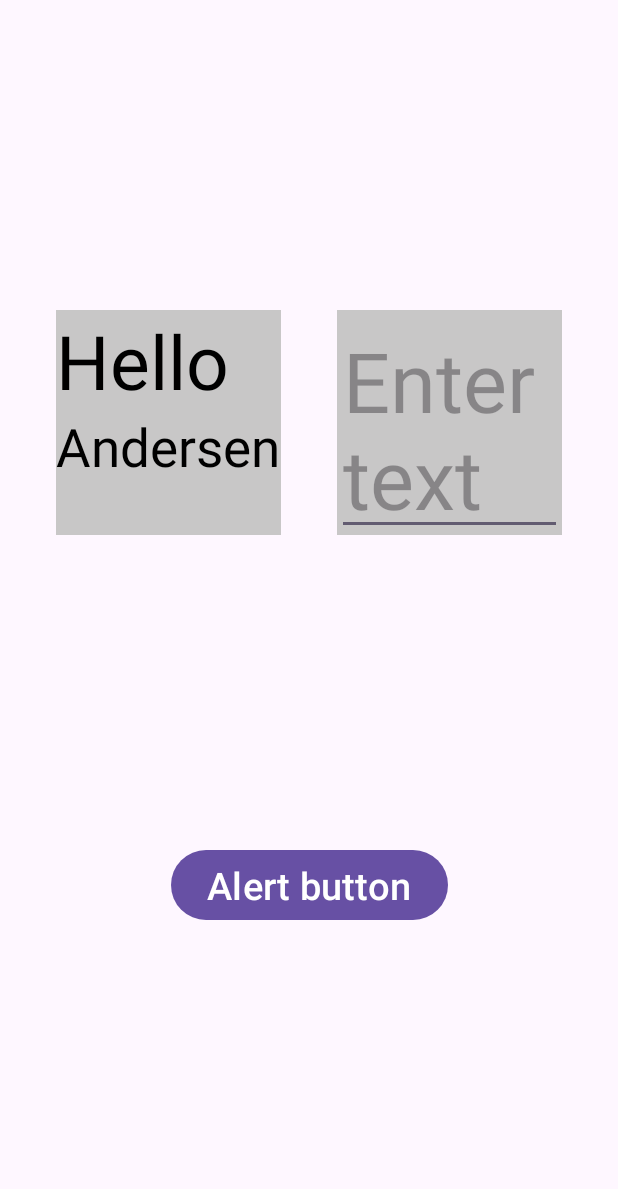
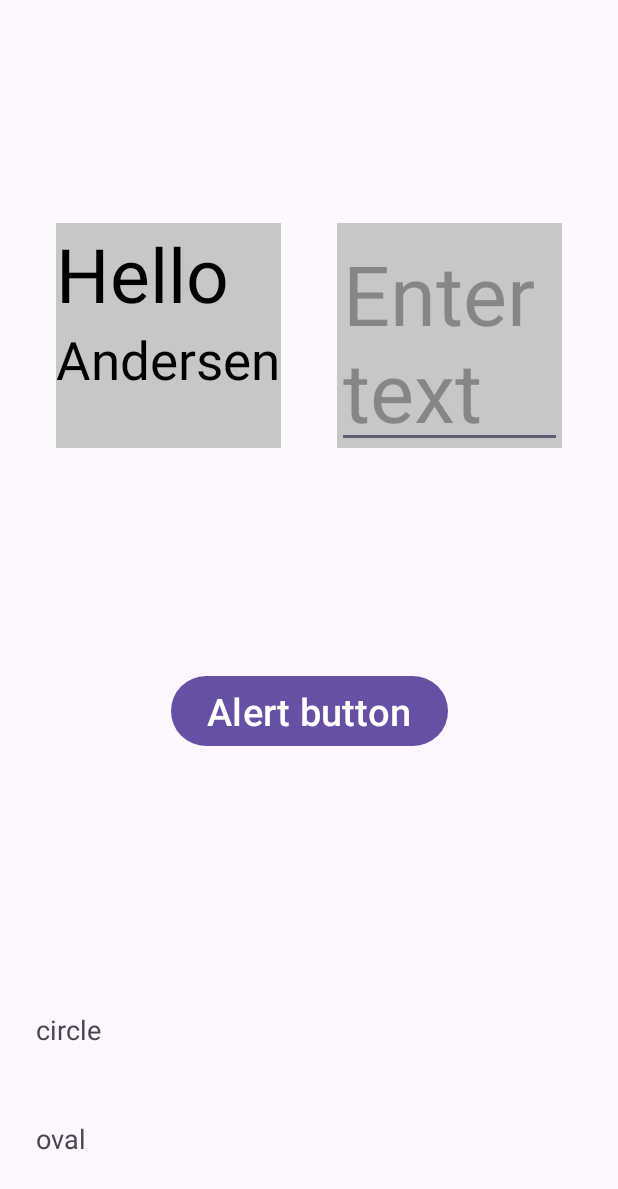
Before and after one commit to nikvladimir/PavliukovAndersen, an Android app: the screen it shows after launch (MainActivity), on a phone screen of 412 x 824 dp. Shown: the top 1189 px of the screen. Run offline under Robolectric (Android 15) with nearby library versions, the phone set to English and light mode, and no system bars.

Commit message:
FAT-56530: added recycler view

```diff
--- a/app/build.gradle
+++ b/app/build.gradle
@@ -38,6 +38,7 @@
     implementation 'androidx.appcompat:appcompat:1.6.1'
     implementation 'com.google.android.material:material:1.5.0'
     implementation 'androidx.constraintlayout:constraintlayout:2.1.4'
+    implementation 'androidx.recyclerview:recyclerview:1.3.0'
     testImplementation 'junit:junit:4.13.2'
     androidTestImplementation 'androidx.test.ext:junit:1.1.5'
     androidTestImplementation 'androidx.test.espresso:espresso-core:3.5.1'
--- a/app/src/main/java/com/example/pavliukovandersen/MainActivity.kt
+++ b/app/src/main/java/com/example/pavliukovandersen/MainActivity.kt
@@ -4,6 +4,8 @@
 import androidx.appcompat.app.AppCompatActivity
 import android.os.Bundle
 import android.widget.Button
+import androidx.recyclerview.widget.LinearLayoutManager
+import androidx.recyclerview.widget.RecyclerView
 import kotlin.random.Random
 
 val GEOMETRIC_SHAPES = listOf(
@@ -14,6 +16,9 @@
 class MainActivity : AppCompatActivity() {
 
     private lateinit var alertButton: Button
+
+    private lateinit var recyclerView: RecyclerView
+    private lateinit var adapter: ShapesAdapter
 
     override fun onCreate(savedInstanceState: Bundle?) {
         super.onCreate(savedInstanceState)
@@ -28,6 +33,12 @@
 
         alertButton = findViewById(R.id.alertButton)
         alertButton.setOnClickListener { showAlertDialog() }
+
+        recyclerView = findViewById(R.id.recyclerView)
+        adapter = ShapesAdapter(GEOMETRIC_SHAPES)
+
+        recyclerView.adapter = adapter
+        recyclerView.layoutManager = LinearLayoutManager(this)
     }
 
     private fun showAlertDialog() {
--- /dev/null
+++ b/app/src/main/java/com/example/pavliukovandersen/ShapesAdapter.kt
@@ -0,0 +1,30 @@
+package com.example.pavliukovandersen
+
+import android.view.LayoutInflater
+import android.view.View
+import android.view.ViewGroup
+import android.widget.TextView
+import androidx.recyclerview.widget.RecyclerView
+
+
+class ShapesAdapter(private val data: List<String>) :
+    RecyclerView.Adapter<ShapesAdapter.ViewHolder>() {
+
+    class ViewHolder(itemView: View) : RecyclerView.ViewHolder(itemView) {
+        val textView: TextView = itemView.findViewById(R.id.TextView)
+    }
+
+    override fun onCreateViewHolder(parent: ViewGroup, viewType: Int): ViewHolder {
+        val view = LayoutInflater.from(parent.context)
+            .inflate(R.layout.item_shape, parent, false)
+        return ViewHolder(view)
+    }
+
+    override fun onBindViewHolder(holder: ViewHolder, position: Int) {
+        holder.textView.text = data[position]
+    }
+
+    override fun getItemCount(): Int {
+        return data.size
+    }
+}
--- a/app/src/main/res/layout/activity_main.xml
+++ b/app/src/main/res/layout/activity_main.xml
@@ -32,9 +32,19 @@
         android:layout_height="wrap_content"
         android:text="@string/alert_button"
         android:textSize="25sp"
-        app:layout_constraintBottom_toBottomOf="parent"
+        app:layout_constraintBottom_toTopOf="@+id/recyclerView"
         app:layout_constraintEnd_toEndOf="parent"
         app:layout_constraintStart_toStartOf="parent"
         app:layout_constraintTop_toBottomOf="@+id/fragmentContainerText" />
 
+    <androidx.recyclerview.widget.RecyclerView
+        android:id="@+id/recyclerView"
+        android:layout_width="match_parent"
+        android:layout_height="174dp"
+        app:layout_constraintStart_toStartOf="parent"
+        app:layout_constraintEnd_toEndOf="parent"
+        app:layout_constraintBottom_toBottomOf="parent"
+        />
+
+
 </androidx.constraintlayout.widget.ConstraintLayout>
--- a/app/src/main/res/layout/item_shape.xml
+++ b/app/src/main/res/layout/item_shape.xml
@@ -7,9 +7,10 @@
     android:padding="16dp">
 
     <TextView
-        android:id="@+id/shapeTextView"
+        android:id="@+id/TextView"
         android:layout_width="match_parent"
         android:layout_height="wrap_content"
-        android:textSize="18sp" />
+        android:textSize="18sp"
+        android:padding="8dp"/>
 
 </LinearLayout>
```
